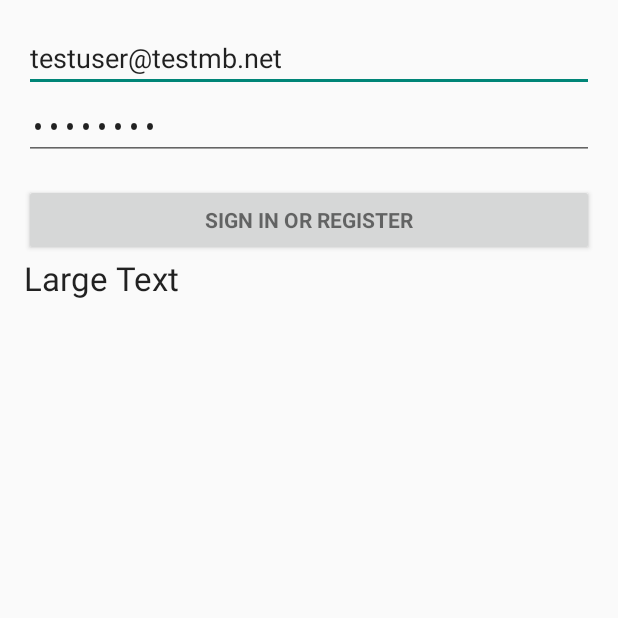
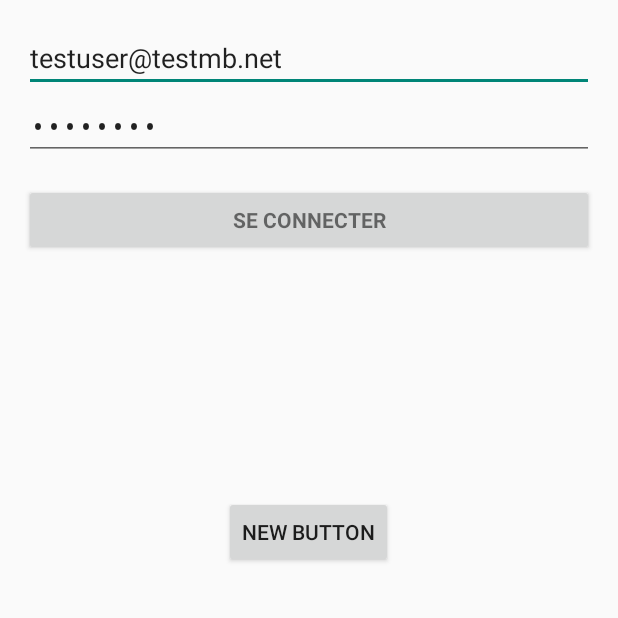
Before and after one commit to salmaioB/insat-4ir-2014-covoiturage, an Android app: the screen it shows after launch (LoginActivity), on a phone screen of 412 x 824 dp, the top half of it. Run offline under Robolectric (Android 15) with nearby library versions, the phone set to English and light mode, and no system bars.

Commit message:
[android] login propre

```diff
--- a/Client/BE_Covoiturage/app/src/main/java/tda2/insa/com/be_covoiturage/LoginActivity.java
+++ b/Client/BE_Covoiturage/app/src/main/java/tda2/insa/com/be_covoiturage/LoginActivity.java
@@ -2,59 +2,31 @@ package tda2.insa.com.be_covoiturage;
 
 import android.animation.Animator;
 import android.animation.AnimatorListenerAdapter;
-import android.annotation.TargetApi;
 import android.app.Activity;
-import android.app.LoaderManager.LoaderCallbacks;
-import android.content.ContentResolver;
-import android.content.CursorLoader;
 import android.content.Intent;
-import android.content.Loader;
-import android.database.Cursor;
-import android.net.Uri;
-import android.os.AsyncTask;
 
-import android.os.Build;
 import android.os.Bundle;
-import android.provider.ContactsContract;
-import android.text.TextUtils;
 import android.util.Log;
 import android.view.KeyEvent;
 import android.view.View;
 import android.view.View.OnClickListener;
 import android.view.inputmethod.EditorInfo;
-import android.widget.ArrayAdapter;
-import android.widget.AutoCompleteTextView;
+import android.widget.*;
 import android.widget.Button;
 import android.widget.EditText;
 import android.widget.TextView;
 
-import org.json.JSONException;
-import org.json.JSONObject;
+import org.json.*;
 
-import java.util.ArrayList;
-import java.util.List;
 import com.android.volley.*;
 
 
 /**
  * A login screen that offers login via email/password.
  */
-public class LoginActivity extends Activity/* implements LoaderCallbacks<Cursor>*/ {
-
-	/**
-	 * A dummy authentication store containing known user names and passwords.
-	 * TODO: remove after connecting to a real authentication system.
-	 */
-	private static final String[] DUMMY_CREDENTIALS = new String[]{
-			"foo@example.com:hello", "bar@example.com:world"
-	};
-	/**
-	 * Keep track of the login task to ensure we can cancel it if requested.
-	 */
-	//private UserLoginTask mAuthTask = null;
-
+public class LoginActivity extends Activity {
 	// UI references.
-	private AutoCompleteTextView _emailView;
+	private EditText _emailView;
 	private EditText _passwordView;
 	private View _progressView;
 	private View _loginFormView;
@@ -64,11 +36,11 @@ public class LoginActivity extends Activity/* implements LoaderCallbacks<Cursor>
 		super.onCreate(savedInstanceState);
 		setContentView(R.layout.activity_login);
 
-		// Set up the login form.
-		_emailView = (AutoCompleteTextView) findViewById(R.id.email);
-		populateAutoComplete();
+		// On initialise les variables se référant aux éléments de l'UI
+		_emailView = (EditText)findViewById(R.id.email);
+		_passwordView = (EditText)findViewById(R.id.password);
 
-		_passwordView = (EditText) findViewById(R.id.password);
+		// Association de la validation du formulaire à la fonction attemptLogin()
 		_passwordView.setOnEditorActionListener(new TextView.OnEditorActionListener() {
 			@Override
 			public boolean onEditorAction(TextView textView, int id, KeyEvent keyEvent) {
@@ -80,8 +52,9 @@ public class LoginActivity extends Activity/* implements LoaderCallbacks<Cursor>
 			}
 		});
 
-		Button mEmailSignInButton = (Button) findViewById(R.id.email_sign_in_button);
-		mEmailSignInButton.setOnClickListener(new OnClickListener() {
+		// Association du clic sur le bouton valider à la fonction attemptLogin()
+		Button emailSignInButton = (Button)findViewById(R.id.email_sign_in_button);
+		emailSignInButton.setOnClickListener(new OnClickListener() {
 			@Override
 			public void onClick(View view) {
 				attemptLogin();
@@ -96,31 +69,30 @@ public class LoginActivity extends Activity/* implements LoaderCallbacks<Cursor>
 		_passwordView.setText("password");
 	}
 
-	private void populateAutoComplete() {
-		//getLoaderManager().initLoader(0, null, this);
-	}
-
-
 	/**
-	 * Attempts to sign in or register the account specified by the login form.
-	 * If there are form errors (invalid email, missing fields, etc.), the
-	 * errors are presented and no actual login attempt is made.
+	 * Vérifie si les identifiants fournis par l'utilisateur sont valides (adresse email valide et mot de passe pas vide),
+	 * et si c'est le cas envoie la demande d'authentification au serveur. Récupère le cookie de connexion et affiche le profil si réussi,
+	 * ou affiche une éventuelle erreur.
 	 */
 	public void attemptLogin() {
-		// Reset errors.
 		_emailView.setError(null);
 		_passwordView.setError(null);
 
-		// Store values at the time of the login attempt.
 		String email = _emailView.getText().toString();
 		String password = _passwordView.getText().toString();
 
-		View focusView = null;
-
-		((TextView)findViewById(R.id.error)).setText("");
-
-		// Show a progress spinner
-		showProgress(true);
+		// Vérification des identifiants
+		if(!android.util.Patterns.EMAIL_ADDRESS.matcher(email).matches()) {
+			_emailView.setError(getString(R.string.error_invalid_email));
+			_emailView.requestFocus();
+		}
+		else if(password.isEmpty()) {
+			_passwordView.setError(getString(R.string.error_field_required));
+			_passwordView.requestFocus();
+		}
+		else {
+			// On envoie les infos au serveur
+			this.showProgress(true);
 
 			try {
 				JSONObject obj = new JSONObject();
@@ -132,7 +104,7 @@ public class LoginActivity extends Activity/* implements LoaderCallbacks<Cursor>
 							public void onResponse(JSONObject response) {
 								try {
 									JSONObject data = response.getJSONObject("data");
-						if(!data.getString("status").equals("OK")) {
+									if (!data.getString("status").equals("OK")) {
 										LoginActivity.this.wrongCredentials();
 										return;
 									}
@@ -141,48 +113,54 @@ public class LoginActivity extends Activity/* implements LoaderCallbacks<Cursor>
 									cookie = cookie.substring(0, cookie.indexOf(';'));
 									Log.w("Got cookie", cookie);
 									LoginActivity.this.loginSuccess();
-					}
-					catch(Exception e) {
-						LoginActivity.this.loginFailure(e.getMessage());
+								} catch (Exception e) {
+									LoginActivity.this.loginError(e.getMessage());
 								}
 							}
 						},
 						new Response.ErrorListener() {
 							@Override
 							public void onErrorResponse(VolleyError error) {
-					LoginActivity.this.loginFailure(error.toString());
+								LoginActivity.this.loginError(error.toString());
 							}
 						});
 			}
 			// Si le JSONObject.put a échoué, que faire à part pleurer ?
-		catch(JSONException e) {
-
+			catch (JSONException e) { }
 		}
 	}
 
+	/**
+	 * Affiche le profil de l'utilisateur.
+	 */
 	public void loginSuccess() {
 		Intent intent = new Intent(this, Settings.class);
 		startActivity(intent);
 		this.showProgress(false);
 	}
 
+	/**
+	 * Affiche à l'utilisateur que le mot de passe est invalide.
+	 */
 	public void wrongCredentials() {
 		this.showProgress(false);
 		_passwordView.setError("Identifiants invalides");
 	}
 
-	public void loginFailure(String message) {
+	/**
+	 * Une erreur inatendue est survenue, on l'affiche à l'utilisateur.
+	 * @param message Le message d'erreur
+	 */
+	public void loginError(String message) {
 		MyApplication.presentError(this, "Une erreur inattendue est survenue :" + message);
 		this.showProgress(false);
 	}
 
 	/**
-	 * Shows the progress UI and hides the login form.
+	 * Affiche ou masque un indicateur de progression en fonction de la valeur du paramètre.
+	 * @param show Si true, alors affiche la progression, sinon elle est masquée et l'interface réapparait
 	 */
 	public void showProgress(final boolean show) {
-		// On Honeycomb MR2 we have the ViewPropertyAnimator APIs, which allow
-		// for very easy animations. If available, use these APIs to fade-in
-		// the progress spinner.
 		int shortAnimTime = getResources().getInteger(android.R.integer.config_shortAnimTime);
 
 		_loginFormView.setVisibility(show ? View.GONE : View.VISIBLE);
--- a/Client/BE_Covoiturage/app/src/main/res/layout/activity_login.xml
+++ b/Client/BE_Covoiturage/app/src/main/res/layout/activity_login.xml
@@ -31,14 +31,13 @@
             android:layout_height="wrap_content"
             android:orientation="vertical">
 
-            <AutoCompleteTextView
-                android:id="@+id/email"
+            <EditText
                 android:layout_width="match_parent"
                 android:layout_height="wrap_content"
-                android:hint="@string/prompt_email"
                 android:inputType="textEmailAddress"
-                android:maxLines="1"
-                android:singleLine="true"/>
+                android:ems="10"
+                android:id="@+id/email"
+                android:hint="@string/prompt_email"/>
 
             <EditText
                 android:id="@+id/password"
@@ -61,12 +60,18 @@
                 android:text="@string/action_sign_in"
                 android:textStyle="bold"/>
 
-            <TextView
+            <Space
+                android:layout_width="200dp"
+                android:layout_height="160dp"
+                />
+
+            <Button
+                style="?android:attr/buttonStyleSmall"
                 android:layout_width="wrap_content"
                 android:layout_height="wrap_content"
-                android:textAppearance="?android:attr/textAppearanceLarge"
-                android:text="Large Text"
-                android:id="@+id/error"/>
+                android:text="New Button"
+                android:id="@+id/button2"
+                android:layout_gravity="center_horizontal"/>
 
         </LinearLayout>
     </ScrollView>
--- a/Client/BE_Covoiturage/app/src/main/res/values/strings_activity_login.xml
+++ b/Client/BE_Covoiturage/app/src/main/res/values/strings_activity_login.xml
@@ -2,12 +2,12 @@
 
     <!-- Strings related to login -->
     <string name="prompt_email">Email</string>
-    <string name="prompt_password">Password (optional)</string>
-    <string name="action_sign_in">Sign in or register</string>
-    <string name="action_sign_in_short">Sign in</string>
+    <string name="prompt_password">Mot de passe</string>
+    <string name="action_sign_in">Se connecter</string>
+    <string name="action_sign_in_short">Se connecter</string>
 
-    <string name="error_invalid_email">This email address is invalid</string>
-    <string name="error_invalid_password">This password is too short</string>
-    <string name="error_incorrect_password">This password is incorrect</string>
-    <string name="error_field_required">This field is required</string>
+    <string name="action_create_account">Créer un compte</string>
+
+    <string name="error_invalid_email">Veuillez rentrer une adresse email valide</string>
+    <string name="error_field_required">Ce champ est requis</string>
 </resources>
```
Lines whose indentation alone changed are shown as unchanged.
